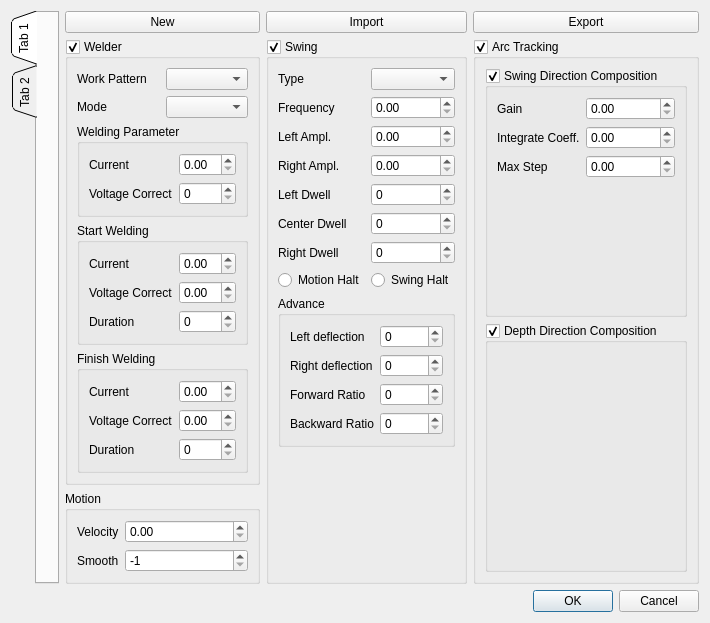
Above: src/ui/forms/procedure.ui from lazyshawn/NeoRobotController before the change. Below: the same form after it.
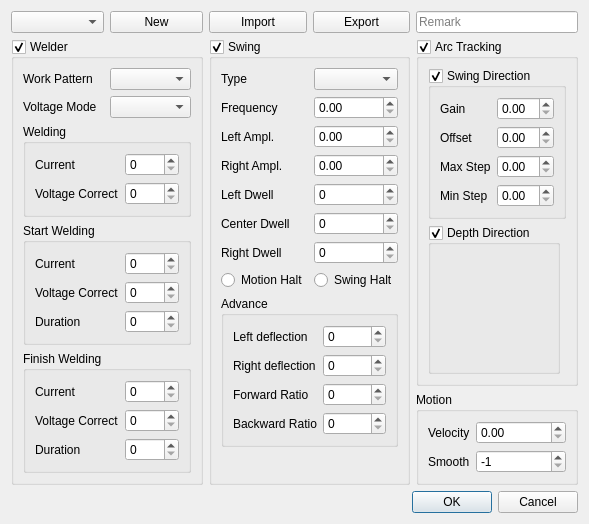
That is the form after the change.

Diff of the .ui file:
```diff
--- a/src/ui/forms/procedure.ui
+++ b/src/ui/forms/procedure.ui
@@ -6,79 +6,52 @@
    <rect>
     <x>0</x>
     <y>0</y>
-    <width>527</width>
-    <height>441</height>
+    <width>431</width>
+    <height>374</height>
    </rect>
   </property>
+  <property name="sizePolicy">
+   <sizepolicy hsizetype="Minimum" vsizetype="Preferred">
+    <horstretch>0</horstretch>
+    <verstretch>0</verstretch>
+   </sizepolicy>
+  </property>
   <property name="windowTitle">
    <string>Form</string>
   </property>
   <layout class="QGridLayout" name="gridLayout">
-   <item row="0" column="3">
-    <widget class="QPushButton" name="pushButton">
-     <property name="text">
-      <string>Import</string>
-     </property>
-    </widget>
+   <item row="0" column="0">
+    <widget class="QComboBox" name="comboBox_4"/>
    </item>
-   <item row="0" column="2">
+   <item row="0" column="1">
     <widget class="QPushButton" name="pushButton_3">
      <property name="text">
       <string>New</string>
      </property>
     </widget>
    </item>
-   <item row="3" column="2">
-    <widget class="QGroupBox" name="groupBox_9">
-     <property name="title">
-      <string>Motion</string>
+   <item row="0" column="2">
+    <widget class="QPushButton" name="pushButton">
+     <property name="text">
+      <string>Import</string>
      </property>
-     <layout class="QFormLayout" name="formLayout_6">
-      <item row="0" column="0">
-       <widget class="QLabel" name="label_11">
-        <property name="text">
-         <string>Velocity</string>
-        </property>
-       </widget>
-      </item>
-      <item row="0" column="1">
-       <widget class="QDoubleSpinBox" name="doubleSpinBox_6">
-        <property name="maximum">
-         <double>1000.000000000000000</double>
-        </property>
-        <property name="singleStep">
-         <double>10.000000000000000</double>
-        </property>
-       </widget>
-      </item>
-      <item row="1" column="0">
-       <widget class="QLabel" name="label_26">
-        <property name="text">
-         <string>Smooth</string>
-        </property>
-       </widget>
-      </item>
-      <item row="1" column="1">
-       <widget class="QSpinBox" name="spinBox_11">
-        <property name="minimum">
-         <number>-1</number>
-        </property>
-        <property name="value">
-         <number>-1</number>
-        </property>
-       </widget>
-      </item>
-     </layout>
     </widget>
    </item>
-   <item row="0" column="4">
+   <item row="0" column="3">
     <widget class="QPushButton" name="pushButton_2">
      <property name="text">
       <string>Export</string>
      </property>
     </widget>
    </item>
-   <item row="1" column="2" rowspan="2">
+   <item row="0" column="4">
+    <widget class="QLineEdit" name="lineEdit">
+     <property name="placeholderText">
+      <string>Remark</string>
+     </property>
+    </widget>
+   </item>
+   <item row="1" column="0" rowspan="2" colspan="2">
     <widget class="QGroupBox" name="groupBox">
      <property name="title">
       <string>Welder</string>
@@ -87,55 +60,12 @@
       <bool>true</bool>
      </property>
      <layout class="QGridLayout" name="gridLayout_2">
-      <item row="0" column="0">
-       <widget class="QLabel" name="label">
-        <property name="text">
-         <string>Work Pattern</string>
-        </property>
-       </widget>
-      </item>
       <item row="0" column="1">
        <widget class="QComboBox" name="comboBox"/>
       </item>
-      <item row="1" column="0">
-       <widget class="QLabel" name="label_2">
-        <property name="text">
-         <string>Mode</string>
-        </property>
-       </widget>
-      </item>
       <item row="1" column="1">
        <widget class="QComboBox" name="comboBox_2"/>
       </item>
-      <item row="2" column="0" colspan="2">
-       <widget class="QGroupBox" name="groupBox_4">
-        <property name="title">
-         <string>Welding Parameter</string>
-        </property>
-        <layout class="QFormLayout" name="formLayout">
-         <item row="0" column="0">
-          <widget class="QLabel" name="label_3">
-           <property name="text">
-            <string>Current</string>
-           </property>
-          </widget>
-         </item>
-         <item row="0" column="1">
-          <widget class="QDoubleSpinBox" name="doubleSpinBox"/>
-         </item>
-         <item row="1" column="0">
-          <widget class="QLabel" name="label_4">
-           <property name="text">
-            <string>Voltage Correct</string>
-           </property>
-          </widget>
-         </item>
-         <item row="1" column="1">
-          <widget class="QSpinBox" name="spinBox"/>
-         </item>
-        </layout>
-       </widget>
-      </item>
       <item row="3" column="0" colspan="2">
        <widget class="QGroupBox" name="groupBox_5">
         <property name="title">
@@ -149,9 +79,6 @@
            </property>
           </widget>
          </item>
-         <item row="0" column="1">
-          <widget class="QDoubleSpinBox" name="doubleSpinBox_2"/>
-         </item>
          <item row="1" column="0">
           <widget class="QLabel" name="label_6">
            <property name="text">
@@ -159,9 +86,6 @@
            </property>
           </widget>
          </item>
-         <item row="1" column="1">
-          <widget class="QDoubleSpinBox" name="doubleSpinBox_3"/>
-         </item>
          <item row="2" column="0">
           <widget class="QLabel" name="label_7">
            <property name="text">
@@ -170,11 +94,72 @@
           </widget>
          </item>
          <item row="2" column="1">
-          <widget class="QSpinBox" name="spinBox_2"/>
+          <widget class="QSpinBox" name="spinBox_2">
+           <property name="maximum">
+            <number>9999</number>
+           </property>
+          </widget>
          </item>
+         <item row="0" column="1">
+          <widget class="QSpinBox" name="spinBox_13">
+           <property name="maximum">
+            <number>1000</number>
+           </property>
+          </widget>
+         </item>
+         <item row="1" column="1">
+          <widget class="QSpinBox" name="spinBox_14"/>
+         </item>
         </layout>
        </widget>
       </item>
+      <item row="2" column="0" colspan="2">
+       <widget class="QGroupBox" name="groupBox_4">
+        <property name="title">
+         <string>Welding</string>
+        </property>
+        <layout class="QFormLayout" name="formLayout">
+         <item row="0" column="0">
+          <widget class="QLabel" name="label_3">
+           <property name="text">
+            <string>Current</string>
+           </property>
+          </widget>
+         </item>
+         <item row="1" column="0">
+          <widget class="QLabel" name="label_4">
+           <property name="text">
+            <string>Voltage Correct</string>
+           </property>
+          </widget>
+         </item>
+         <item row="1" column="1">
+          <widget class="QSpinBox" name="spinBox"/>
+         </item>
+         <item row="0" column="1">
+          <widget class="QSpinBox" name="spinBox_12">
+           <property name="maximum">
+            <number>1000</number>
+           </property>
+          </widget>
+         </item>
+        </layout>
+       </widget>
+      </item>
+      <item row="0" column="0">
+       <widget class="QLabel" name="label">
+        <property name="text">
+         <string>Work Pattern</string>
+        </property>
+       </widget>
+      </item>
+      <item row="1" column="0">
+       <widget class="QLabel" name="label_2">
+        <property name="text">
+         <string>Voltage Mode</string>
+        </property>
+       </widget>
+      </item>
       <item row="4" column="0" colspan="2">
        <widget class="QGroupBox" name="groupBox_6">
         <property name="title">
@@ -188,9 +173,6 @@
            </property>
           </widget>
          </item>
-         <item row="0" column="1">
-          <widget class="QDoubleSpinBox" name="doubleSpinBox_4"/>
-         </item>
          <item row="1" column="0">
           <widget class="QLabel" name="label_9">
            <property name="text">
@@ -198,9 +180,6 @@
            </property>
           </widget>
          </item>
-         <item row="1" column="1">
-          <widget class="QDoubleSpinBox" name="doubleSpinBox_5"/>
-         </item>
          <item row="2" column="0">
           <widget class="QLabel" name="label_10">
            <property name="text">
@@ -209,7 +188,21 @@
           </widget>
          </item>
          <item row="2" column="1">
-          <widget class="QSpinBox" name="spinBox_3"/>
+          <widget class="QSpinBox" name="spinBox_3">
+           <property name="maximum">
+            <number>9999</number>
+           </property>
+          </widget>
+         </item>
+         <item row="0" column="1">
+          <widget class="QSpinBox" name="spinBox_15">
+           <property name="maximum">
+            <number>1000</number>
+           </property>
+          </widget>
+         </item>
+         <item row="1" column="1">
+          <widget class="QSpinBox" name="spinBox_16"/>
          </item>
         </layout>
        </widget>
@@ -217,7 +210,7 @@
      </layout>
     </widget>
    </item>
-   <item row="1" column="3" rowspan="3">
+   <item row="1" column="2" rowspan="2" colspan="2">
     <widget class="QGroupBox" name="groupBox_7">
      <property name="title">
       <string>Swing</string>
@@ -434,8 +427,14 @@
      </layout>
     </widget>
    </item>
-   <item row="1" column="4" rowspan="3">
+   <item row="1" column="4">
     <widget class="QGroupBox" name="groupBox_3">
+     <property name="sizePolicy">
+      <sizepolicy hsizetype="Maximum" vsizetype="Preferred">
+       <horstretch>0</horstretch>
+       <verstretch>0</verstretch>
+      </sizepolicy>
+     </property>
      <property name="title">
       <string>Arc Tracking</string>
      </property>
@@ -449,7 +448,7 @@
       <item row="0" column="0">
        <widget class="QGroupBox" name="groupBox_2">
         <property name="title">
-         <string>Swing Direction Composition</string>
+         <string>Swing Direction</string>
         </property>
         <property name="checkable">
          <bool>true</bool>
@@ -463,35 +462,72 @@
           </widget>
          </item>
          <item row="0" column="1">
-          <widget class="QDoubleSpinBox" name="doubleSpinBox_10"/>
+          <widget class="QDoubleSpinBox" name="doubleSpinBox_10">
+           <property name="sizePolicy">
+            <sizepolicy hsizetype="Maximum" vsizetype="Fixed">
+             <horstretch>0</horstretch>
+             <verstretch>0</verstretch>
+            </sizepolicy>
+           </property>
+          </widget>
          </item>
          <item row="1" column="0">
           <widget class="QLabel" name="label_24">
            <property name="text">
-            <string>Integrate Coeff.</string>
+            <string>Offset</string>
            </property>
           </widget>
          </item>
          <item row="1" column="1">
-          <widget class="QDoubleSpinBox" name="doubleSpinBox_11"/>
+          <widget class="QDoubleSpinBox" name="doubleSpinBox_11">
+           <property name="sizePolicy">
+            <sizepolicy hsizetype="Maximum" vsizetype="Fixed">
+             <horstretch>0</horstretch>
+             <verstretch>0</verstretch>
+            </sizepolicy>
+           </property>
+          </widget>
          </item>
-         <item row="2" column="0">
+         <item row="3" column="0">
           <widget class="QLabel" name="label_25">
            <property name="text">
             <string>Max Step</string>
            </property>
           </widget>
          </item>
-         <item row="2" column="1">
-          <widget class="QDoubleSpinBox" name="doubleSpinBox_12"/>
+         <item row="3" column="1">
+          <widget class="QDoubleSpinBox" name="doubleSpinBox_12">
+           <property name="sizePolicy">
+            <sizepolicy hsizetype="Maximum" vsizetype="Fixed">
+             <horstretch>0</horstretch>
+             <verstretch>0</verstretch>
+            </sizepolicy>
+           </property>
+          </widget>
+         </item>
+         <item row="4" column="0">
+          <widget class="QLabel" name="label_27">
+           <property name="text">
+            <string>Min Step</string>
+           </property>
+          </widget>
+         </item>
+         <item row="4" column="1">
+          <widget class="QDoubleSpinBox" name="doubleSpinBox"/>
          </item>
         </layout>
        </widget>
       </item>
       <item row="1" column="0">
        <widget class="QGroupBox" name="groupBox_8">
+        <property name="sizePolicy">
+         <sizepolicy hsizetype="Maximum" vsizetype="Expanding">
+          <horstretch>0</horstretch>
+          <verstretch>0</verstretch>
+         </sizepolicy>
+        </property>
         <property name="title">
-         <string>Depth Direction Composition</string>
+         <string>Depth Direction</string>
         </property>
         <property name="checkable">
          <bool>true</bool>
@@ -501,37 +537,56 @@
      </layout>
     </widget>
    </item>
-   <item row="0" column="1" rowspan="4">
-    <widget class="QTabWidget" name="tabWidget">
+   <item row="2" column="4">
+    <widget class="QGroupBox" name="groupBox_9">
      <property name="sizePolicy">
-      <sizepolicy hsizetype="Maximum" vsizetype="Expanding">
+      <sizepolicy hsizetype="Preferred" vsizetype="Preferred">
        <horstretch>0</horstretch>
        <verstretch>0</verstretch>
       </sizepolicy>
      </property>
-     <property name="tabPosition">
-      <enum>QTabWidget::West</enum>
+     <property name="title">
+      <string>Motion</string>
      </property>
-     <property name="tabShape">
-      <enum>QTabWidget::Triangular</enum>
-     </property>
-     <property name="currentIndex">
-      <number>0</number>
-     </property>
-     <widget class="QWidget" name="tab">
-      <attribute name="title">
-       <string>Tab 1</string>
-      </attribute>
-      <layout class="QGridLayout" name="gridLayout_4"/>
-     </widget>
-     <widget class="QWidget" name="tab_2">
-      <attribute name="title">
-       <string>Tab 2</string>
-      </attribute>
-     </widget>
+     <layout class="QFormLayout" name="formLayout_6">
+      <item row="1" column="0">
+       <widget class="QLabel" name="label_26">
+        <property name="text">
+         <string>Smooth</string>
+        </property>
+       </widget>
+      </item>
+      <item row="1" column="1">
+       <widget class="QSpinBox" name="spinBox_11">
+        <property name="minimum">
+         <number>-1</number>
+        </property>
+        <property name="value">
+         <number>-1</number>
+        </property>
+       </widget>
+      </item>
+      <item row="0" column="0">
+       <widget class="QLabel" name="label_11">
+        <property name="text">
+         <string>Velocity</string>
+        </property>
+       </widget>
+      </item>
+      <item row="0" column="1">
+       <widget class="QDoubleSpinBox" name="doubleSpinBox_6">
+        <property name="maximum">
+         <double>1000.000000000000000</double>
+        </property>
+        <property name="singleStep">
+         <double>10.000000000000000</double>
+        </property>
+       </widget>
+      </item>
+     </layout>
     </widget>
    </item>
-   <item row="4" column="4">
+   <item row="3" column="1" colspan="4">
     <widget class="QDialogButtonBox" name="buttonBox">
      <property name="standardButtons">
       <set>QDialogButtonBox::Cancel|QDialogButtonBox::Ok</set>
```
